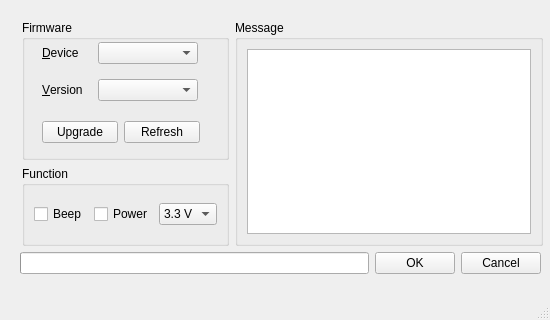
Above: mm32upgrade.ui from ChenDudo/mm32upgrade before the change. Below: the same form after it.
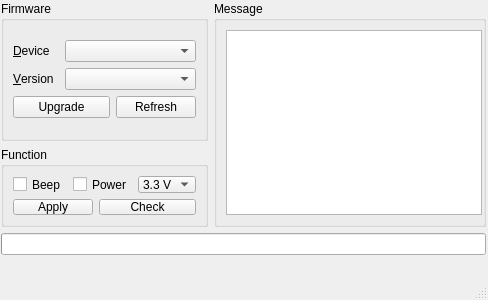
That is the form after the change. Icons and pictures are not drawn.

The edit to the form file:
```diff
--- a/mm32upgrade.ui
+++ b/mm32upgrade.ui
@@ -6,20 +6,20 @@
    <rect>
     <x>0</x>
     <y>0</y>
-    <width>550</width>
-    <height>320</height>
+    <width>488</width>
+    <height>300</height>
    </rect>
   </property>
   <property name="minimumSize">
    <size>
-    <width>550</width>
-    <height>320</height>
+    <width>488</width>
+    <height>300</height>
    </size>
   </property>
   <property name="maximumSize">
    <size>
-    <width>550</width>
-    <height>320</height>
+    <width>488</width>
+    <height>300</height>
    </size>
   </property>
   <property name="windowTitle">
@@ -33,61 +33,29 @@
    <widget class="QWidget" name="">
     <property name="geometry">
      <rect>
-      <x>20</x>
-      <y>250</y>
-      <width>521</width>
-      <height>27</height>
+      <x>0</x>
+      <y>0</y>
+      <width>2</width>
+      <height>2</height>
      </rect>
     </property>
-    <layout class="QHBoxLayout" name="horizontalLayout_6">
-     <item>
-      <widget class="QProgressBar" name="processBar">
-       <property name="value">
-        <number>0</number>
-       </property>
-       <property name="textVisible">
-        <bool>false</bool>
-       </property>
-       <property name="format">
-        <string/>
-       </property>
-      </widget>
-     </item>
-     <item>
-      <layout class="QHBoxLayout" name="horizontalLayout_4">
-       <item>
-        <widget class="QPushButton" name="btnOK">
-         <property name="text">
-          <string>OK</string>
-         </property>
-        </widget>
-       </item>
-       <item>
-        <widget class="QPushButton" name="btnCancel">
-         <property name="text">
-          <string>Cancel</string>
-         </property>
-        </widget>
-       </item>
-      </layout>
-     </item>
-    </layout>
+    <layout class="QHBoxLayout" name="horizontalLayout"/>
    </widget>
    <widget class="QWidget" name="">
     <property name="geometry">
      <rect>
-      <x>22</x>
-      <y>20</y>
-      <width>521</width>
-      <height>226</height>
+      <x>1</x>
+      <y>1</y>
+      <width>485</width>
+      <height>254</height>
      </rect>
     </property>
-    <layout class="QHBoxLayout" name="horizontalLayout_5">
+    <layout class="QVBoxLayout" name="verticalLayout">
      <item>
-      <layout class="QVBoxLayout" name="verticalLayout_4">
+      <layout class="QHBoxLayout" name="horizontalLayout_3">
        <item>
-        <layout class="QVBoxLayout" name="verticalLayout_2">
-         <item>
+        <layout class="QGridLayout" name="gridLayout_5">
+         <item row="0" column="0">
           <widget class="QGroupBox" name="groupBox">
            <property name="minimumSize">
             <size>
@@ -104,60 +72,38 @@
            <property name="title">
             <string>Firmware</string>
            </property>
-           <widget class="QWidget" name="layoutWidget">
-            <property name="geometry">
-             <rect>
-              <x>20</x>
-              <y>59</y>
-              <width>156</width>
-              <height>22</height>
-             </rect>
-            </property>
-            <layout class="QHBoxLayout" name="horizontalLayout_2">
-             <item>
-              <widget class="QLabel" name="label_2">
+           <layout class="QGridLayout" name="gridLayout_4">
+            <item row="0" column="0">
+             <layout class="QGridLayout" name="gridLayout_2">
+              <item row="2" column="0" colspan="2">
+               <widget class="QPushButton" name="btnUpgrade">
                <property name="text">
-                <string>&amp;Version</string>
-               </property>
-               <property name="buddy">
-                <cstring>cbbVersion</cstring>
+                 <string>Upgrade</string>
                </property>
               </widget>
              </item>
-             <item>
+              <item row="1" column="1" colspan="2">
               <widget class="QComboBox" name="cbbVersion">
                <property name="minimumSize">
                 <size>
-                 <width>100</width>
+                  <width>0</width>
                  <height>0</height>
                 </size>
                </property>
                <property name="maximumSize">
                 <size>
-                 <width>100</width>
+                  <width>16777215</width>
                  <height>16777215</height>
                 </size>
                </property>
               </widget>
              </item>
-            </layout>
-           </widget>
-           <widget class="QWidget" name="layoutWidget">
-            <property name="geometry">
-             <rect>
-              <x>20</x>
-              <y>22</y>
-              <width>156</width>
-              <height>22</height>
-             </rect>
-            </property>
-            <layout class="QHBoxLayout" name="horizontalLayout">
-             <item>
+              <item row="0" column="0">
               <widget class="QLabel" name="label">
                <property name="minimumSize">
                 <size>
-                 <width>48</width>
-                 <height>20</height>
+                  <width>0</width>
+                  <height>0</height>
                 </size>
                </property>
                <property name="text">
@@ -168,42 +114,33 @@
                </property>
               </widget>
              </item>
-             <item>
+              <item row="0" column="1" colspan="2">
               <widget class="QComboBox" name="cbbDevice">
                <property name="minimumSize">
                 <size>
-                 <width>100</width>
-                 <height>20</height>
+                  <width>0</width>
+                  <height>0</height>
                 </size>
                </property>
                <property name="maximumSize">
                 <size>
-                 <width>100</width>
+                  <width>16777215</width>
                  <height>16777215</height>
                 </size>
                </property>
               </widget>
              </item>
-            </layout>
-           </widget>
-           <widget class="QWidget" name="">
-            <property name="geometry">
-             <rect>
-              <x>20</x>
-              <y>100</y>
-              <width>158</width>
-              <height>25</height>
-             </rect>
-            </property>
-            <layout class="QHBoxLayout" name="horizontalLayout_7">
-             <item>
-              <widget class="QPushButton" name="btnUpgrade">
+              <item row="1" column="0">
+               <widget class="QLabel" name="label_2">
                <property name="text">
-                <string>Upgrade</string>
+                 <string>&amp;Version</string>
+                </property>
+                <property name="buddy">
+                 <cstring>cbbVersion</cstring>
                </property>
               </widget>
              </item>
-             <item>
+              <item row="2" column="2">
               <widget class="QPushButton" name="btnRefresh">
                <property name="text">
                 <string>Refresh</string>
@@ -211,10 +148,11 @@
               </widget>
              </item>
             </layout>
-           </widget>
-          </widget>
+            </item>
+           </layout>
+          </widget>
          </item>
-         <item>
+         <item row="1" column="0">
           <widget class="QGroupBox" name="groupBox_2">
            <property name="minimumSize">
             <size>
@@ -231,9 +169,9 @@
            <property name="title">
             <string>Function</string>
            </property>
-           <layout class="QVBoxLayout" name="verticalLayout">
-            <item>
-             <layout class="QHBoxLayout" name="horizontalLayout_3">
+           <layout class="QGridLayout" name="gridLayout_3">
+            <item row="0" column="0">
+             <layout class="QHBoxLayout" name="horizontalLayout_2">
               <item>
                <widget class="QCheckBox" name="cboxBeep">
                 <property name="text">
@@ -282,10 +220,26 @@
               </item>
              </layout>
             </item>
-           </layout>
-          </widget>
-         </item>
-        </layout>
+            <item row="1" column="0">
+             <layout class="QFormLayout" name="formLayout">
+              <item row="0" column="0">
+               <widget class="QPushButton" name="btnOK">
+                <property name="text">
+                 <string>Apply</string>
+                </property>
+               </widget>
+              </item>
+              <item row="0" column="1">
+               <widget class="QPushButton" name="btnCancel">
+                <property name="text">
+                 <string>Check</string>
+                </property>
+               </widget>
+              </item>
+             </layout>
+            </item>
+           </layout>
+          </widget>
        </item>
       </layout>
      </item>
@@ -294,7 +248,7 @@
        <property name="title">
         <string>Message</string>
        </property>
-       <layout class="QGridLayout" name="gridLayout">
+         <layout class="QFormLayout" name="formLayout_2">
         <item row="0" column="0">
          <widget class="QTextBrowser" name="textView"/>
         </item>
@@ -302,6 +256,21 @@
       </widget>
      </item>
     </layout>
+     </item>
+     <item>
+      <widget class="QProgressBar" name="processBar">
+       <property name="value">
+        <number>0</number>
+       </property>
+       <property name="textVisible">
+        <bool>false</bool>
+       </property>
+       <property name="format">
+        <string/>
+       </property>
+      </widget>
+     </item>
+    </layout>
    </widget>
   </widget>
   <widget class="QMenuBar" name="menubar">
```
Left out of the diff: 4 changed lines with no effect on the pictures. Lines whose indentation alone changed are shown as unchanged.
